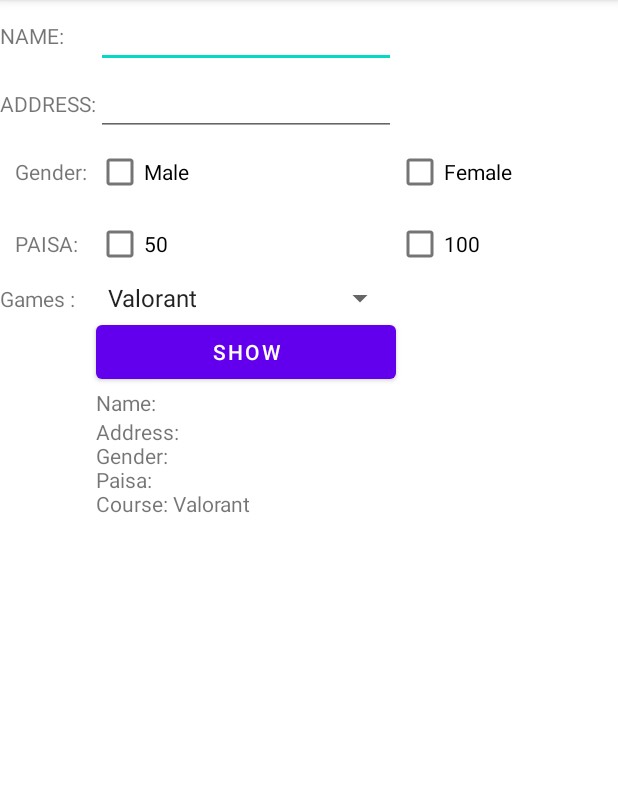
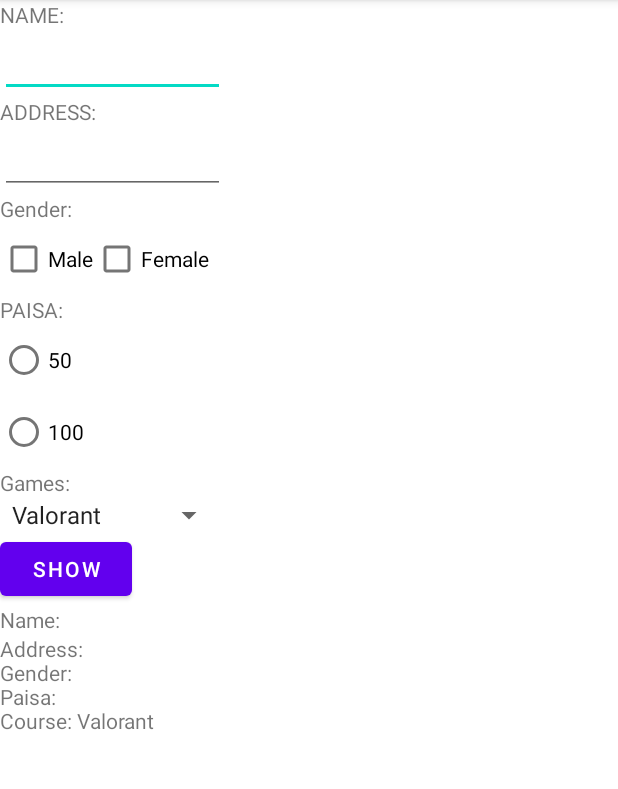
Before and after one commit to PAN-MAN/Mobile-Programming, an Android app: the screen it shows after launch (FormActivity before the commit, MainActivity2 after it), after a tap on "SHOW", on a phone screen of 412 x 824 dp, the part 84-873 px from its top. Run offline under Robolectric (Android 15) with nearby library versions, the light colour scheme and no system bars.

Commit message:
assignment ko MainActivity2 + activity_assignment completed with output

```diff
--- a/app/src/main/java/com/example/mobile/FormActivity.java
+++ b/app/src/main/java/com/example/mobile/FormActivity.java
@@ -20,7 +20,7 @@
 
         // Initialize the spinner
         Spinner spin = findViewById(R.id.spinner);
-        String[] courses = { "Valorant", "League of Legends", "Palworld", "Clash of clans", "PUBG", "GU" };
+        String[] courses = { "Valorant", "League of Legends", "Palworld", "Clash of clans", "PUBG" };
         ArrayAdapter<String> adapter = new ArrayAdapter<>(this, android.R.layout.simple_spinner_item, courses);
         adapter.setDropDownViewResource(android.R.layout.simple_spinner_dropdown_item);
         spin.setAdapter(adapter);
@@ -69,7 +69,7 @@
                 output2.setText("Address: " + address +
                                 "\nGender: " + gender +
                                 "\nPaisa: " + paisa +
-                                "\nCourse: " + selectedCourse);
+                                "\nGames: " + selectedCourse);
             }
         });
     }
--- a/app/src/main/java/com/example/mobile/MainActivity2.java
+++ b/app/src/main/java/com/example/mobile/MainActivity2.java
@@ -1,24 +1,77 @@
 package com.example.mobile;
 
 import android.os.Bundle;
+import android.view.View;
+import android.widget.ArrayAdapter;
+import android.widget.Button;
+import android.widget.CheckBox;
+import android.widget.EditText;
+import android.widget.RadioButton;
+import android.widget.RadioGroup;
+import android.widget.Spinner;
+import android.widget.TextView;
 
-import androidx.activity.EdgeToEdge;
 import androidx.appcompat.app.AppCompatActivity;
-import androidx.core.graphics.Insets;
-import androidx.core.view.ViewCompat;
-import androidx.core.view.WindowInsetsCompat;
 
 public class MainActivity2 extends AppCompatActivity {
 
     @Override
     protected void onCreate(Bundle savedInstanceState) {
         super.onCreate(savedInstanceState);
-        EdgeToEdge.enable(this);
         setContentView(R.layout.activity_assignment);
-        ViewCompat.setOnApplyWindowInsetsListener(findViewById(R.id.main), (v, insets) -> {
-            Insets systemBars = insets.getInsets(WindowInsetsCompat.Type.systemBars());
-            v.setPadding(systemBars.left, systemBars.top, systemBars.right, systemBars.bottom);
-            return insets;
+
+        Spinner spin = findViewById(R.id.spinner);
+        String[] courses = {"Valorant", "League of Legends", "Palworld", "Clash of clans", "PUBG"};
+        ArrayAdapter<String> adapter = new ArrayAdapter<>(this, android.R.layout.simple_spinner_item, courses);
+        adapter.setDropDownViewResource(android.R.layout.simple_spinner_dropdown_item);
+        spin.setAdapter(adapter);
+
+        addListenerOnButton();
+
+    }
+    public void addListenerOnButton() {
+        EditText nam = findViewById(R.id.username);
+        EditText Add = findViewById(R.id.userAddress);
+        Button buttonShow = findViewById(R.id.button);
+        TextView output1 = findViewById(R.id.output1);
+        TextView output2 = findViewById(R.id.output2);
+        CheckBox checkMale = findViewById(R.id.cmale);
+        CheckBox checkFemale = findViewById(R.id.cfemale);
+        RadioButton radioButton = findViewById(R.id.radio_50);
+        RadioButton radioButton1 = findViewById(R.id.radio_100);
+
+        // Set up button click listener
+        buttonShow.setOnClickListener(new View.OnClickListener() {
+            @Override
+            public void onClick(View v) {
+                String name = nam.getText().toString().trim();
+                String address = Add.getText().toString().trim();
+                String gender = "";
+                String paisa = "";
+
+                Spinner spin = findViewById(R.id.spinner);
+                String selectedCourse = spin.getSelectedItem().toString();
+
+                // Determine which CheckBox is checked
+                if (checkMale.isChecked()) {
+                    gender = "Male";
+                } else if (checkFemale.isChecked()) {
+                    gender = "Female";
+                }
+
+                if (radioButton.isChecked()) {
+                    paisa = "Rs. 50 de mero";
+                } else if (radioButton1.isChecked()) {
+                    paisa = "Rs. 100 chai kaile dine";
+                }
+
+                // Display the entered text in TextViews
+                output1.setText("Name: " + name);
+                output2.setText("Address: " + address +
+                        "\nGender: " + gender +
+                        "\nPaisa: " + paisa +
+                        "\nCourse: " + selectedCourse);
+            }
         });
     }
 }
--- a/app/src/main/res/layout/activity_assignment.xml
+++ b/app/src/main/res/layout/activity_assignment.xml
@@ -1,7 +1,6 @@
 <?xml version="1.0" encoding="utf-8"?>
 <androidx.constraintlayout.widget.ConstraintLayout xmlns:android="http://schemas.android.com/apk/res/android"
     xmlns:app="http://schemas.android.com/apk/res-auto"
-    xmlns:tools="http://schemas.android.com/tools"
     android:id="@+id/main"
     android:layout_width="fill_parent"
     android:layout_height="fill_parent">
@@ -12,17 +11,15 @@
         android:layout_width="150dp"
         android:layout_height="wrap_content"
         app:layout_constraintTop_toTopOf="parent"
-        app:layout_constraintStart_toStartOf="parent"
-        app:layout_constraintMarginTop="32dp"
-        app:layout_constraintMarginStart="16dp"/>
+        app:layout_constraintStart_toStartOf="parent"/>
 
     <EditText
         android:id="@+id/username"
+        android:inputType="text"
         android:layout_width="150dp"
         android:layout_height="wrap_content"
         app:layout_constraintTop_toBottomOf="@id/label_name"
-        app:layout_constraintStart_toStartOf="@id/label_name"
-        app:layout_constraintMarginTop="8dp"/>
+        app:layout_constraintStart_toStartOf="@id/label_name"/>
 
     <TextView
         android:id="@+id/label_address"
@@ -30,16 +27,15 @@
         android:layout_width="150dp"
         android:layout_height="wrap_content"
         app:layout_constraintTop_toBottomOf="@id/username"
-        app:layout_constraintStart_toStartOf="@id/username"
-        app:layout_constraintMarginTop="16dp"/>
+        app:layout_constraintStart_toStartOf="@id/username"/>
 
     <EditText
         android:id="@+id/userAddress"
         android:layout_width="150dp"
         android:layout_height="wrap_content"
+        android:inputType="text"
         app:layout_constraintTop_toBottomOf="@id/label_address"
-        app:layout_constraintStart_toStartOf="@id/label_address"
-        app:layout_constraintMarginTop="8dp"/>
+        app:layout_constraintStart_toStartOf="@id/label_address"/>
 
     <TextView
         android:id="@+id/label_gender"
@@ -47,36 +43,31 @@
         android:layout_height="wrap_content"
         android:text="Gender:"
         app:layout_constraintTop_toBottomOf="@id/userAddress"
-        app:layout_constraintStart_toStartOf="@id/userAddress"
-        app:layout_constraintMarginTop="16dp"/>
+        app:layout_constraintStart_toStartOf="@id/userAddress"/>
 
     <CheckBox
-        android:id="@+id/check_male"
+        android:id="@+id/cmale"
         android:layout_width="wrap_content"
         android:layout_height="wrap_content"
         android:text="Male"
         app:layout_constraintTop_toBottomOf="@id/label_gender"
-        app:layout_constraintStart_toStartOf="@id/label_gender"
-        app:layout_constraintMarginTop="8dp"/>
+        app:layout_constraintStart_toStartOf="@id/label_gender"/>
 
     <CheckBox
-        android:id="@+id/check_female"
+        android:id="@+id/cfemale"
         android:layout_width="wrap_content"
         android:layout_height="wrap_content"
         android:text="Female"
-        app:layout_constraintStart_toEndOf="@id/check_male"
-        app:layout_constraintTop_toBottomOf="@id/label_gender"
-        app:layout_constraintMarginStart="8dp"
-        app:layout_constraintMarginTop="8dp"/>
+        app:layout_constraintStart_toEndOf="@id/cmale"
+        app:layout_constraintTop_toBottomOf="@id/label_gender"/>
 
     <TextView
         android:id="@+id/label_paisa"
         android:layout_width="150dp"
         android:layout_height="wrap_content"
         android:text="PAISA:"
-        app:layout_constraintTop_toBottomOf="@id/check_female"
-        app:layout_constraintStart_toStartOf="parent"
-        app:layout_constraintMarginTop="16dp"/>
+        app:layout_constraintTop_toBottomOf="@id/cfemale"
+        app:layout_constraintStart_toStartOf="parent"/>
 
     <RadioGroup
         android:id="@+id/radioGroupPaisa"
@@ -104,16 +95,14 @@
         android:layout_height="wrap_content"
         android:text="Games:"
         app:layout_constraintTop_toBottomOf="@id/radioGroupPaisa"
-        app:layout_constraintStart_toStartOf="@id/radioGroupPaisa"
-        app:layout_constraintMarginTop="16dp"/>
+        app:layout_constraintStart_toStartOf="@id/radioGroupPaisa"/>
 
     <Spinner
         android:id="@+id/spinner"
         android:layout_width="150dp"
         android:layout_height="wrap_content"
         app:layout_constraintTop_toBottomOf="@id/label_games"
-        app:layout_constraintStart_toStartOf="@id/label_games"
-        app:layout_constraintMarginTop="8dp"/>
+        app:layout_constraintStart_toStartOf="@id/label_games"/>
 
     <Button
         android:id="@+id/button"
@@ -121,8 +110,7 @@
         android:layout_height="wrap_content"
         android:text="SHOW"
         app:layout_constraintTop_toBottomOf="@id/spinner"
-        app:layout_constraintStart_toStartOf="@id/spinner"
-        app:layout_constraintMarginTop="16dp"/>
+        app:layout_constraintStart_toStartOf="@id/spinner"/>
 
     <TextView
         android:id="@+id/output1"
--- a/app/src/main/res/layout/form.xml
+++ b/app/src/main/res/layout/form.xml
@@ -1,6 +1,5 @@
 <?xml version="1.0" encoding="utf-8"?>
 <TableLayout xmlns:android="http://schemas.android.com/apk/res/android"
-    android:id="@+id/main"
     android:layout_width="fill_parent"
     android:layout_height="fill_parent">
 
```
Also changed, not shown: app/src/main/AndroidManifest.xml (+9 -10 lines).
